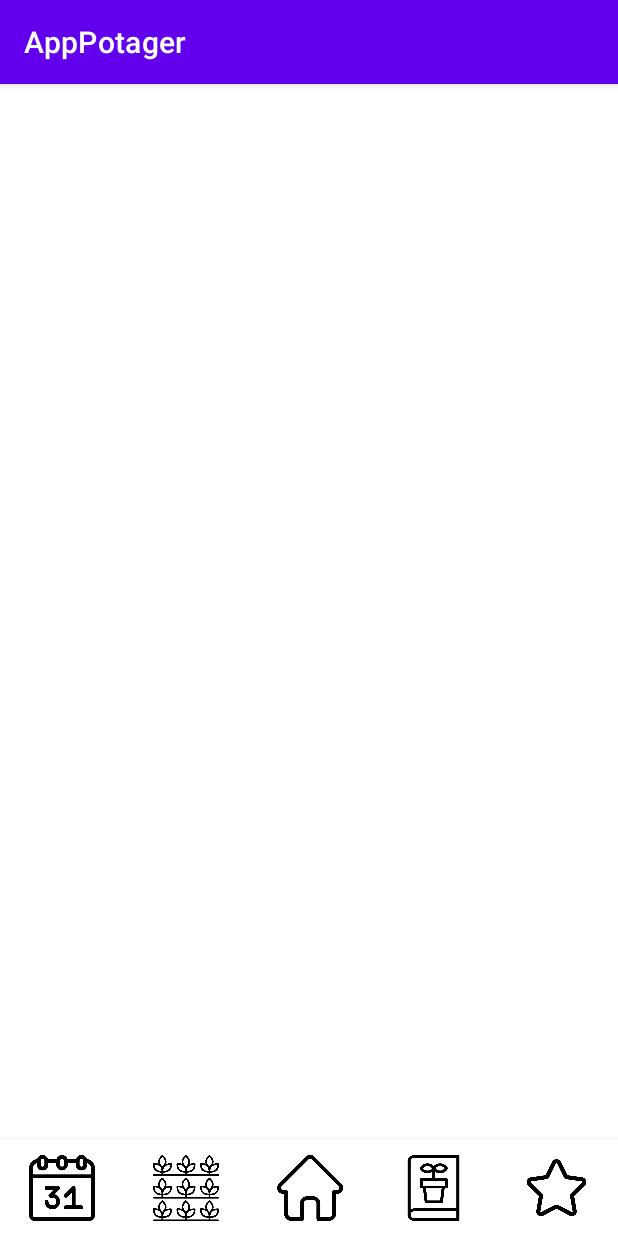
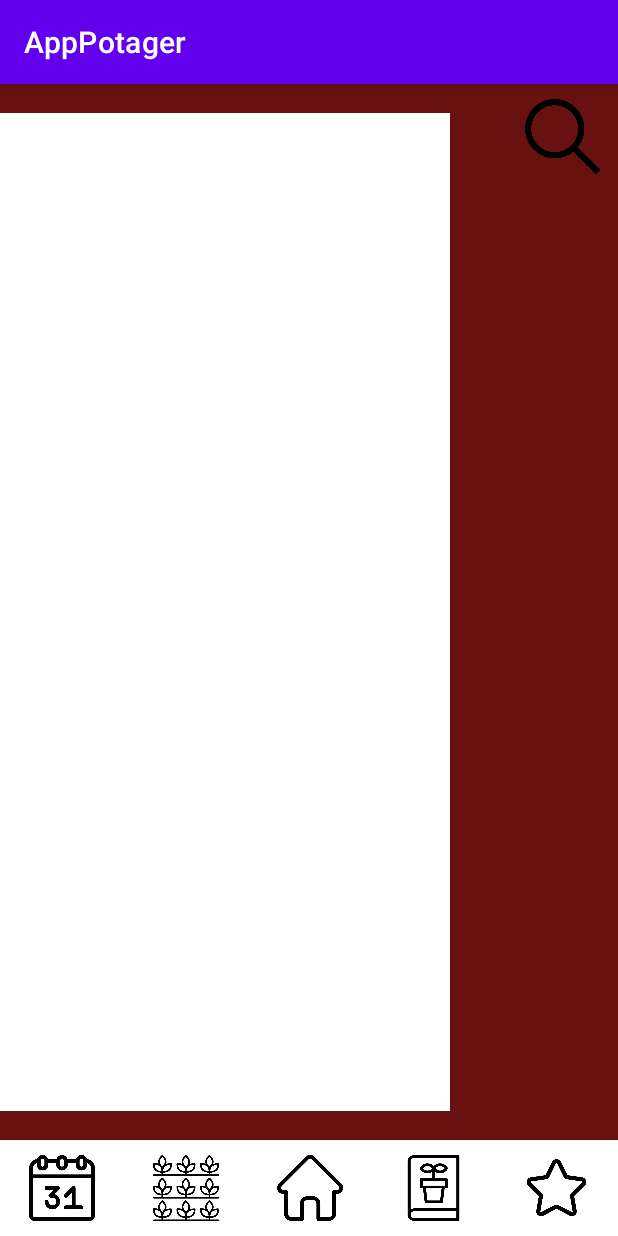
Before and after one commit to CedricLo/potagerHerve, an Android app: the screen it shows after launch (MainActivity), on a phone screen of 412 x 824 dp. Run offline under Robolectric (Android 15) with nearby library versions, the phone set to English and light mode, and no system bars.

Commit message:
Top toolbar + début NavigationView

```diff
--- a/app/src/main/res/layout/activity_main.xml
+++ b/app/src/main/res/layout/activity_main.xml
@@ -6,11 +6,57 @@
     android:layout_height="match_parent"
     tools:context=".MainActivity">
 
+    <LinearLayout
+        android:id="@+id/linearLayout"
+        android:layout_width="match_parent"
+        android:layout_height="match_parent"
+        android:background="#671111"
+        android:orientation="vertical"
+        app:layout_constraintBottom_toTopOf="@+id/bottomNavigationView"
+        app:layout_constraintEnd_toEndOf="parent"
+        app:layout_constraintStart_toStartOf="parent"
+        app:layout_constraintTop_toTopOf="parent">
+
+        <LinearLayout
+            android:layout_width="match_parent"
+            android:layout_height="70dp"
+            android:orientation="horizontal">
+
+            <ImageButton
+                android:id="@+id/imageButton"
+                android:layout_width="5dp"
+                android:layout_height="wrap_content"
+                android:layout_weight="1"
+                android:backgroundTint="#00FFFFFF"
+                android:scaleType="fitStart"
+                app:srcCompat="@drawable/menu_list" />
+
+            <ImageView
+                android:id="@+id/imageView"
+                android:layout_width="wrap_content"
+                android:layout_height="wrap_content"
+                android:layout_weight="1"
+                tools:srcCompat="@tools:sample/avatars" />
+
+            <ImageButton
+                android:id="@+id/imageButton3"
+                android:layout_width="5dp"
+                android:layout_height="wrap_content"
+                android:layout_weight="1"
+                android:backgroundTint="#00FFFFFF"
+                android:scaleType="fitEnd"
+                app:srcCompat="@drawable/search" />
+
+        </LinearLayout>
+    </LinearLayout>
+
     <com.google.android.material.bottomnavigation.BottomNavigationView
+        android:id="@+id/bottomNavigationView"
         android:layout_width="match_parent"
         android:layout_height="64dp"
         app:layout_constraintBottom_toBottomOf="parent"
-        app:layout_constraintEnd_toEndOf="parent" >
+        app:layout_constraintEnd_toEndOf="parent"
+        app:layout_constraintStart_toStartOf="parent">
 
         <LinearLayout
             android:layout_width="match_parent"
@@ -69,4 +115,18 @@
                 app:srcCompat="@drawable/star" />
         </LinearLayout>
     </com.google.android.material.bottomnavigation.BottomNavigationView>
+
+    <com.google.android.material.navigation.NavigationView
+        android:layout_width="300dp"
+        android:layout_height="665dp"
+        app:layout_constraintBottom_toTopOf="@+id/bottomNavigationView"
+        app:layout_constraintStart_toStartOf="parent"
+        app:layout_constraintTop_toTopOf="parent">
+
+        <LinearLayout
+            android:id="@+id/nav_layout"
+            android:layout_width="match_parent"
+            android:layout_height="match_parent"
+            android:orientation="vertical" />
+    </com.google.android.material.navigation.NavigationView>
 </androidx.constraintlayout.widget.ConstraintLayout>
```
Also changed, not shown: app/src/main/res/drawable/menu_list.png (added), app/src/main/res/drawable/search.png (added), 1 other file.
